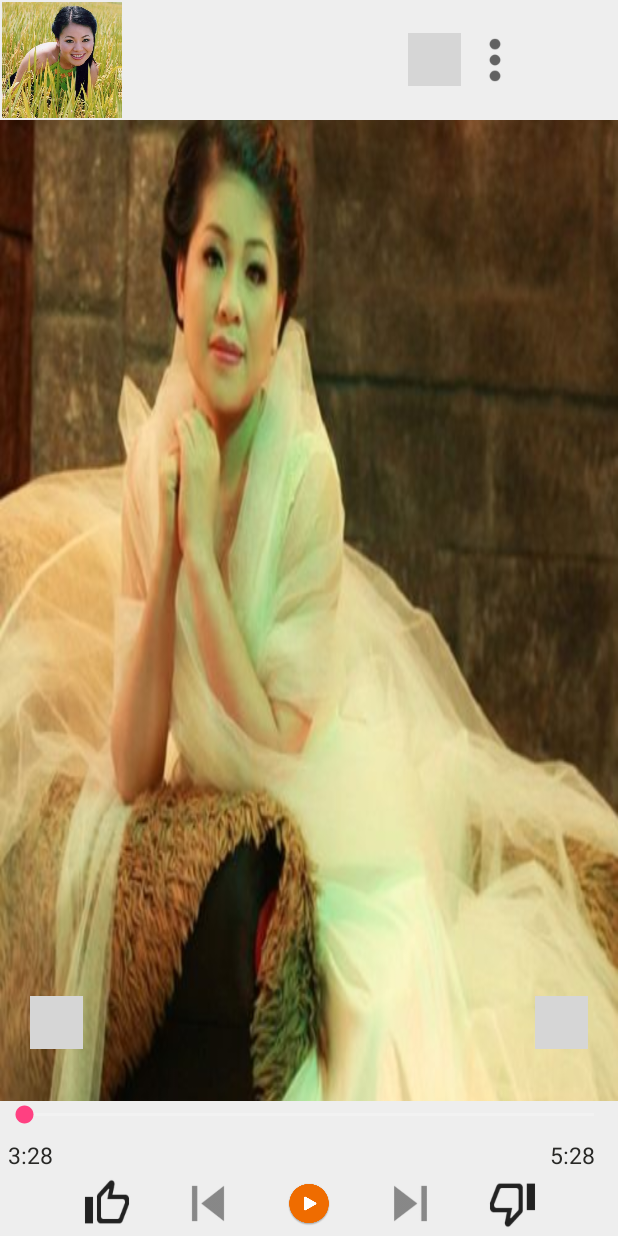
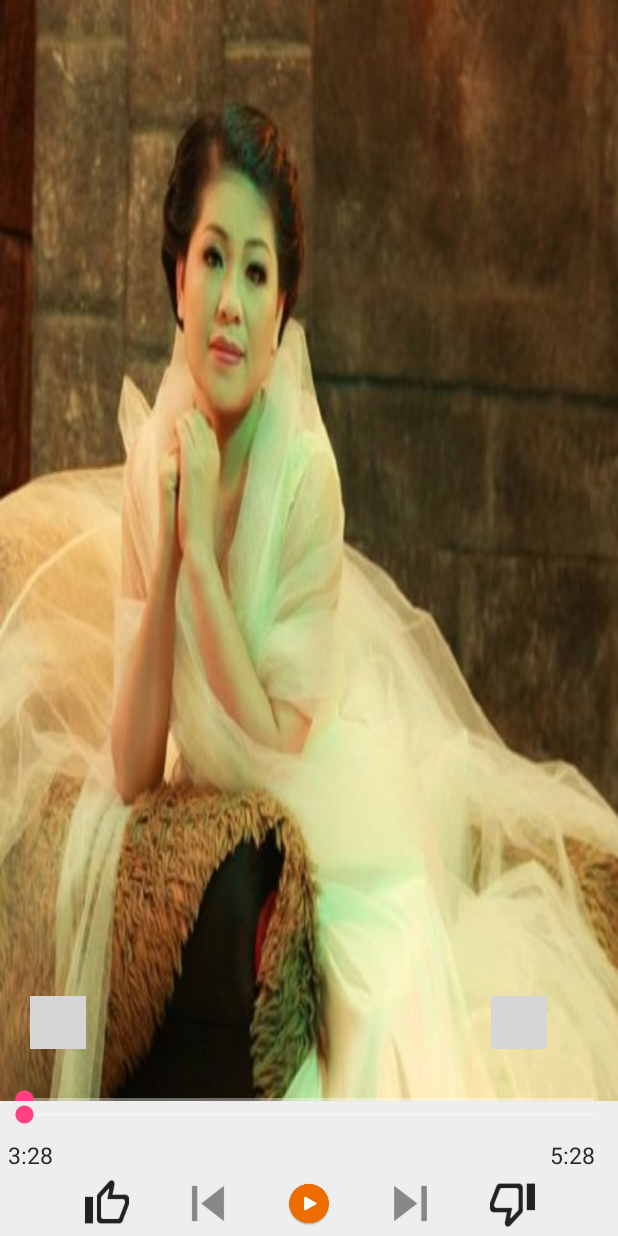
Before and after one commit to Tuancoder128/Music3, an Android app: the DetailSongRuningActivity screen opened directly, with no data from a screen before it, on a phone screen of 412 x 824 dp. Run offline under Robolectric (Android 15) with nearby library versions, the light colour scheme and no system bars; 11 statements that could not run were skipped; grey boxes are pictures that could not be loaded.

Commit message:
em push code

```diff
--- a/app/src/main/java/com/bkav/demo/music/MainActivity.java
+++ b/app/src/main/java/com/bkav/demo/music/MainActivity.java
@@ -125,7 +125,7 @@ public class MainActivity extends AppCompatActivity implements SearchView.OnQuer
                 if (giayLe < 10) {
                     giayle = "0" + giayLe;
                 } else {
-                    giayle = giayLe + "";
+                    giayle = String.valueOf(giayLe);
                 }
                // arrayList.add(new ThongTinBaiHat(currentTittle, currentArist, i, phut + ":" + giayle));
                arrayList.add(new ThongTinBaiHat(currentTittle,currentArist,i,currentAlbum, phut + ":" + giayle));
--- a/app/src/main/res/layout/activity_detail_song_runing.xml
+++ b/app/src/main/res/layout/activity_detail_song_runing.xml
@@ -7,12 +7,14 @@
     android:background="@drawable/anhth"
     tools:context="com.bkav.demo.music.DetailSongRuningActivity">
     <include
-        layout="@layout/layout_head_song"
+        layout="@layout/layout_repeat"
         />
     <include
-        layout="@layout/layout_repeat"
+        layout="@layout/layout_seekbar"
         />
-
+    <include
+        layout="@layout/layout_seekbar"
+        />
 
     <include
         android:id="@+id/includebottom"
--- a/app/src/main/res/layout/layout_repeat.xml
+++ b/app/src/main/res/layout/layout_repeat.xml
@@ -4,13 +4,12 @@
     android:layout_width="match_parent"
     android:layout_gravity="bottom"
     android:layout_height="160dp">
-    <RelativeLayout
+    <LinearLayout
         android:weightSum="20"
         android:orientation="horizontal"
         android:layout_width="match_parent"
         android:layout_height="wrap_content">
         <ImageView
-            android:id="@+id/repeat"
             android:layout_marginLeft="20dp"
             android:layout_weight="1"
             android:background="@drawable/ic_repeat_dark"
@@ -19,15 +18,13 @@
 
 
         <ImageView
-            android:id="@+id/shuffle"
-            android:layout_marginRight="20dp"
-            android:layout_alignParentRight="true"
+            android:layout_marginLeft="270dp"
             android:layout_weight="1"
             android:background="@drawable/ic_shuffle_dark"
             android:layout_width="35dp"
             android:layout_height="35dp" />
 
 
-    </RelativeLayout>
+    </LinearLayout>
 
 </LinearLayout>
--- /dev/null
+++ b/app/src/main/res/layout/layout_seekbar.xml
@@ -0,0 +1,22 @@
+<?xml version="1.0" encoding="utf-8"?>
+<!-- // Bkav QuangLH review 20180415: thua 2 LinearLayout -->
+<LinearLayout
+    xmlns:android="http://schemas.android.com/apk/res/android"
+    android:layout_width="match_parent"
+    android:layout_gravity="bottom"
+    android:orientation="vertical"
+    android:layout_height="100dp">
+   <LinearLayout
+
+       android:layout_width="match_parent"
+       android:layout_height="20dp">
+
+       <SeekBar
+           android:layout_width="match_parent"
+           android:layout_height="wrap_content" />
+
+
+
+   </LinearLayout>
+
+</LinearLayout>
```
Also changed, not shown: app/src/main/java/com/bkav/demo/music/AdapterBaiHat.java (+1 -37 lines), app/src/main/res/layout/activity_main.xml (+0 -8 lines).
